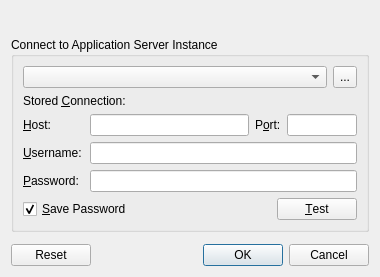
networkoptix/nx_open, file client/src/ui/dialogs/login_dialog.ui: the form before one commit.
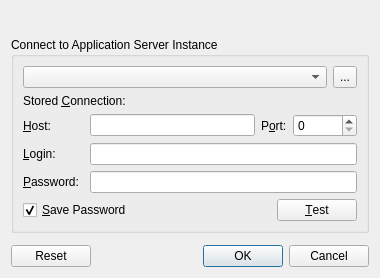
The form after the commit.

Commit message:
Tweaks in login dialog.
<==== Mercurial data ====>
Branch: master

Diff of the .ui file:
```diff
--- a/client/src/ui/dialogs/login_dialog.ui
+++ b/client/src/ui/dialogs/login_dialog.ui
@@ -144,24 +144,15 @@
              </widget>
             </item>
             <item>
-             <widget class="QLineEdit" name="portLineEdit">
-              <property name="sizePolicy">
-               <sizepolicy hsizetype="Fixed" vsizetype="Fixed">
-                <horstretch>0</horstretch>
-                <verstretch>0</verstretch>
-               </sizepolicy>
-              </property>
-              <property name="maximumSize">
+             <widget class="QSpinBox" name="portSpinBox">
+              <property name="minimumSize">
                <size>
-                <width>70</width>
-                <height>16777215</height>
+                <width>64</width>
+                <height>0</height>
                </size>
               </property>
-              <property name="contextMenuPolicy">
-               <enum>Qt::NoContextMenu</enum>
-              </property>
-              <property name="maxLength">
-               <number>500</number>
+              <property name="maximum">
+               <number>65535</number>
               </property>
              </widget>
             </item>
@@ -186,7 +177,7 @@
              </size>
             </property>
             <property name="text">
-             <string>&amp;Username:</string>
+             <string>&amp;Login:</string>
             </property>
             <property name="buddy">
              <cstring>usernameLineEdit</cstring>
@@ -276,6 +267,19 @@
           </property>
          </widget>
         </item>
+        <item>
+         <spacer name="horizontalSpacer">
+          <property name="orientation">
+           <enum>Qt::Horizontal</enum>
+          </property>
+          <property name="sizeHint" stdset="0">
+           <size>
+            <width>40</width>
+            <height>20</height>
+           </size>
+          </property>
+         </spacer>
+        </item>
         <item>
          <widget class="QPushButton" name="testButton">
           <property name="sizePolicy">
```
Left out of the diff: 28 changed lines with no effect on the pictures. The commit also changes 9 other files.
